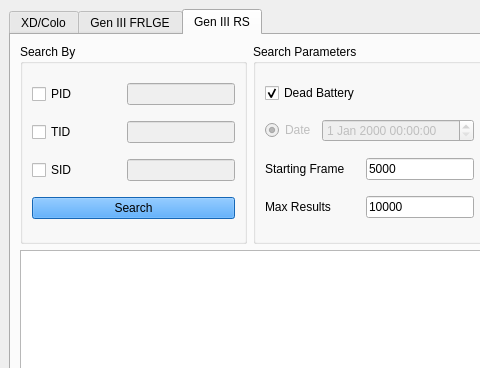
Qt form Forms/Gen3/IDs3.ui (Admiral-Fish/PokeFinder) before a commit; both pictures show x 0 to 480 and y 0 to 368 of the 711 by 570 pixel window.
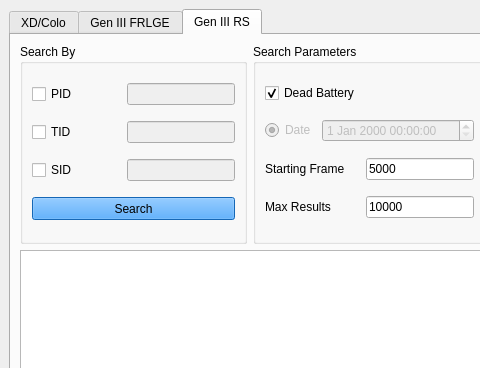
The same form after that commit. The open tabs and pages were chosen to show the change. Custom widgets are drawn as their Qt base class.

The edit to the form file:
```diff
--- a/Forms/Gen3/IDs3.ui
+++ b/Forms/Gen3/IDs3.ui
@@ -685,7 +685,7 @@
              <property name="minimumSize">
               <size>
                <width>0</width>
-               <height>0</height>
+               <height>23</height>
               </size>
              </property>
              <property name="styleSheet">
```
Left out of the diff: 291 changed lines with no effect on the pictures.
